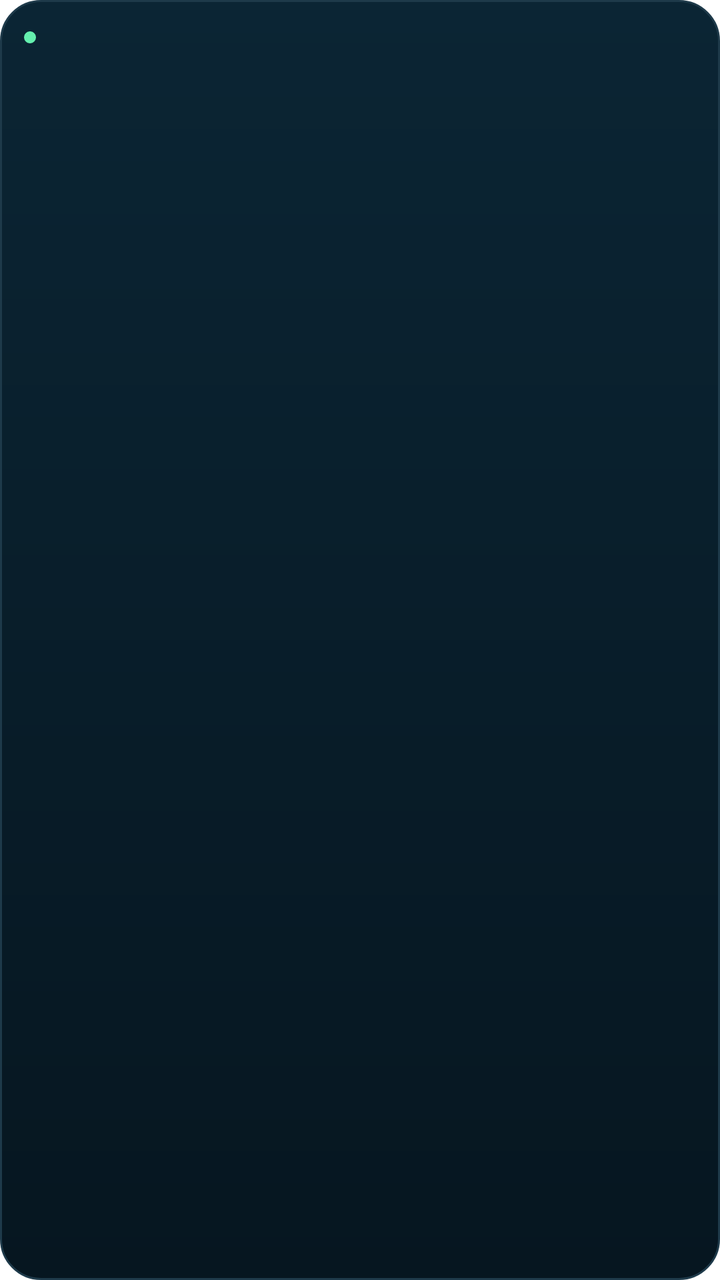
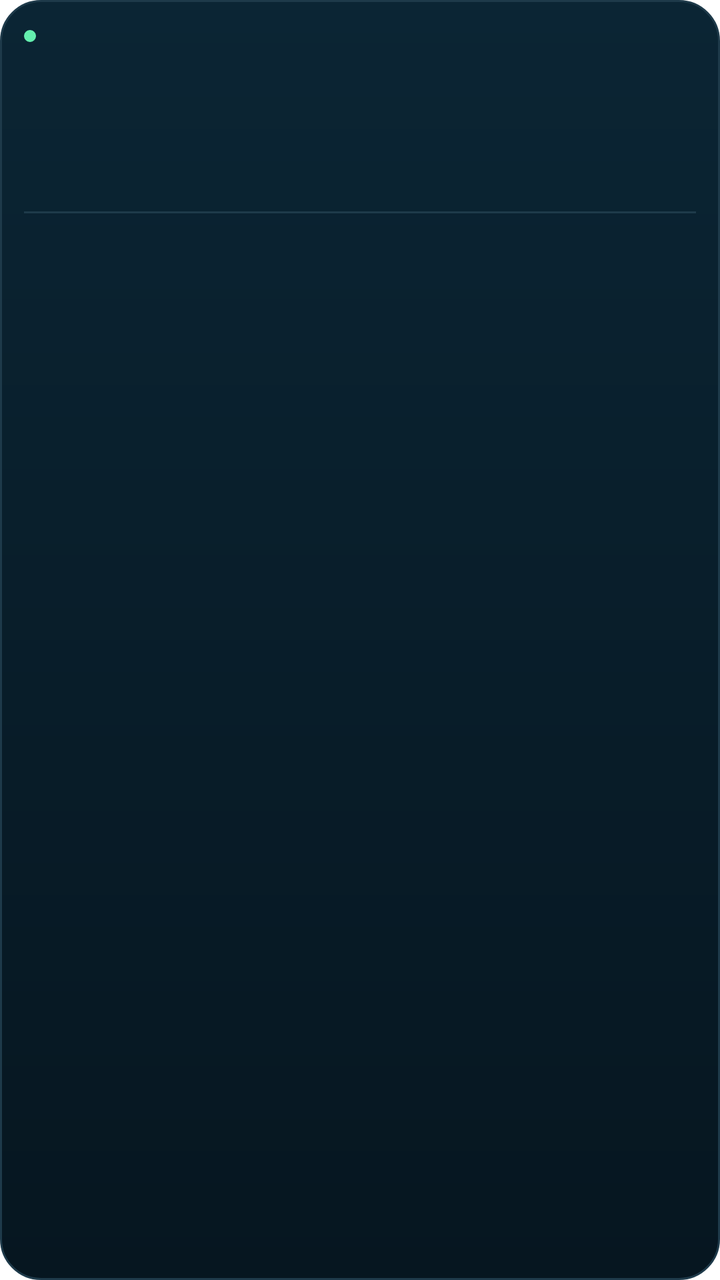

The first picture is an Android layout as it rendered before a commit; the second is the same layout after the commit. The layout source and the unified diff follow.
<!-- AndroidManifest.xml: fallback theme Theme.MaterialComponents.DayNight.NoActionBar -->
<!-- res/layout/widget_next_dividend.xml -->
<?xml version="1.0" encoding="utf-8"?>
<LinearLayout xmlns:android="http://schemas.android.com/apk/res/android"
    android:id="@+id/nd_root"
    android:layout_width="match_parent"
    android:layout_height="match_parent"
    android:orientation="vertical"
    android:padding="12dp"
    android:background="@drawable/widget_bg">

    <LinearLayout
        android:layout_width="match_parent"
        android:layout_height="wrap_content"
        android:orientation="horizontal"
        android:gravity="center_vertical">

        <ImageView
            android:layout_width="6dp"
            android:layout_height="6dp"
            android:src="@drawable/widget_dot"
            android:contentDescription="@null"/>

        <TextView
            android:id="@+id/nd_title"
            android:layout_width="0dp"
            android:layout_height="wrap_content"
            android:layout_weight="1"
            android:layout_marginStart="6dp"
            android:textSize="9sp"
            android:textStyle="bold"
            android:letterSpacing="0.12"
            android:textColor="#64EFAE"
            android:maxLines="1"
            android:ellipsize="end"/>

        <TextView
            android:id="@+id/nd_when"
            android:layout_width="wrap_content"
            android:layout_height="wrap_content"
            android:textSize="10sp"
            android:textColor="#8AFFFFFF"
            android:maxLines="1"/>
    </LinearLayout>

    <TextView
        android:id="@+id/nd_symbol"
        android:layout_width="match_parent"
        android:layout_height="wrap_content"
        android:layout_marginTop="6dp"
        android:textSize="18sp"
        android:textStyle="bold"
        android:textColor="#FFFFFFFF"
        android:maxLines="1"
        android:ellipsize="end"/>

    <TextView
        android:id="@+id/nd_amount"
        android:layout_width="match_parent"
        android:layout_height="wrap_content"
        android:layout_marginTop="1dp"
        android:textSize="13sp"
        android:textStyle="bold"
        android:textColor="#64EFAE"
        android:maxLines="1"
        android:ellipsize="end"/>

    <TextView
        android:id="@+id/nd_line2"
        android:layout_width="match_parent"
        android:layout_height="wrap_content"
        android:layout_marginTop="3dp"
        android:textSize="10sp"
        android:textColor="#CCFFFFFF"
        android:maxLines="2"
        android:ellipsize="end"/>
</LinearLayout>
<!-- resources referenced by this layout -->
<resources>
  <!-- drawable widget_bg (drawable) -->
  <?xml version="1.0" encoding="utf-8"?>
  <shape xmlns:android="http://schemas.android.com/apk/res/android"
      android:shape="rectangle">
      <corners android:radius="20dp"/>
      <gradient
          android:angle="270"
          android:startColor="#0B2534"
          android:endColor="#061620"/>
      <stroke
          android:width="1dp"
          android:color="#1E3A4A"/>
  </shape>
  <!-- drawable widget_dot (drawable) -->
  <?xml version="1.0" encoding="utf-8"?>
  <shape xmlns:android="http://schemas.android.com/apk/res/android"
      android:shape="oval">
      <solid android:color="#64EFAE"/>
      <size
          android:width="6dp"
          android:height="6dp"/>
  </shape>
</resources>

<!-- the commit's change to res/layout/widget_next_dividend.xml (unified diff, before → after) -->
@@ -36,8 +36,10 @@
             android:id="@+id/nd_when"
             android:layout_width="wrap_content"
             android:layout_height="wrap_content"
-            android:textSize="10sp"
-            android:textColor="#8AFFFFFF"
+            android:layout_marginStart="6dp"
+            android:textSize="9sp"
+            android:textStyle="bold"
+            android:textColor="#64EFAE"
             android:maxLines="1"/>
     </LinearLayout>
 
@@ -45,8 +47,8 @@
         android:id="@+id/nd_symbol"
         android:layout_width="match_parent"
         android:layout_height="wrap_content"
-        android:layout_marginTop="6dp"
-        android:textSize="18sp"
+        android:layout_marginTop="8dp"
+        android:textSize="20sp"
         android:textStyle="bold"
         android:textColor="#FFFFFFFF"
         android:maxLines="1"
@@ -64,12 +66,28 @@
         android:ellipsize="end"/>
 
     <TextView
-        android:id="@+id/nd_line2"
+        android:id="@+id/nd_ex"
         android:layout_width="match_parent"
         android:layout_height="wrap_content"
-        android:layout_marginTop="3dp"
+        android:layout_marginTop="6dp"
         android:textSize="10sp"
         android:textColor="#CCFFFFFF"
-        android:maxLines="2"
+        android:maxLines="1"
+        android:ellipsize="end"/>
+
+    <View
+        android:layout_width="match_parent"
+        android:layout_height="1dp"
+        android:layout_marginTop="8dp"
+        android:background="#1E3A4A"/>
+
+    <TextView
+        android:id="@+id/nd_paid"
+        android:layout_width="match_parent"
+        android:layout_height="wrap_content"
+        android:layout_marginTop="6dp"
+        android:textSize="10sp"
+        android:textColor="#8AFFFFFF"
+        android:maxLines="1"
         android:ellipsize="end"/>
 </LinearLayout>
